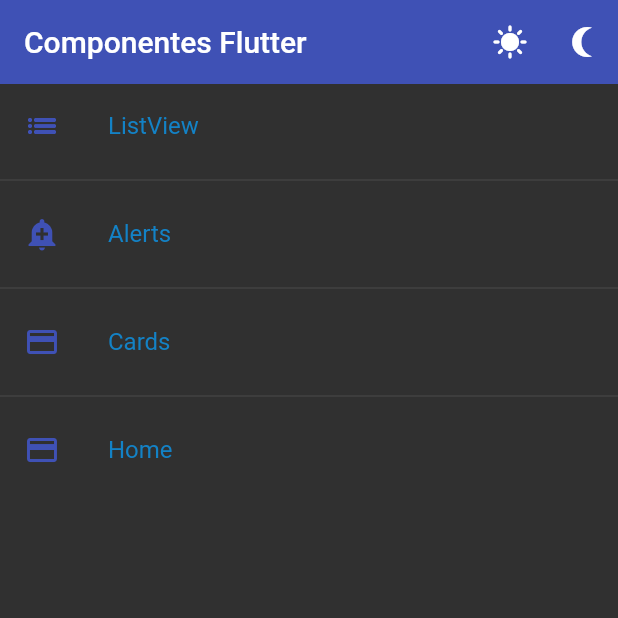
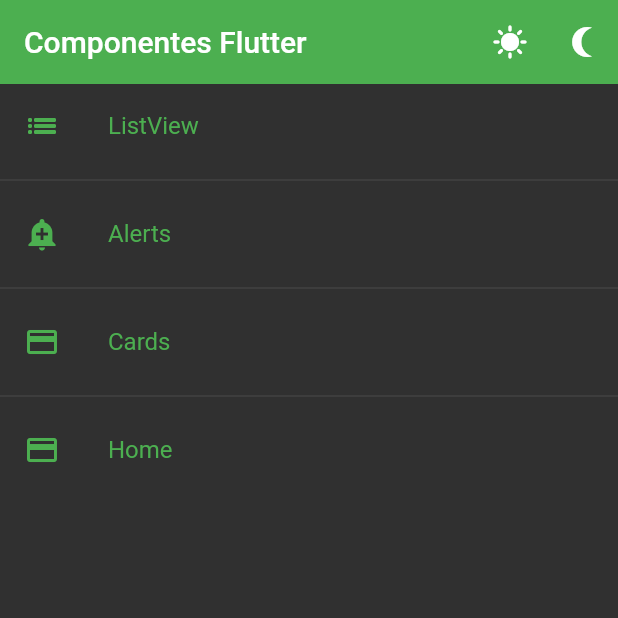
Before and after one commit to gabriel12QK/primer_app_flutter, a Flutter app: the screen it shows after launch, on a phone screen of 412 x 824 dp, the top half of it. Run offline on Flutter 3.47's test engine with Material 2 defaults, Android fonts, the phone set to English and light mode, and no system bars.

Commit message:
cambios ThemeData

```diff
--- a/lib/screens/home_screen.dart
+++ b/lib/screens/home_screen.dart
@@ -44,11 +44,9 @@ class HomeScreen extends StatelessWidget {
           itemBuilder: (context, index) => ListTile(
               leading: Icon(
                 menu[index].icon,
-                color: AppTheme.primary,
               ),
               title: Text(
                 menu[index].name,
-                style: const TextStyle(color: AppTheme.secondary),
               ),
               onTap: () {
                 // final route = MaterialPageRoute(
--- a/lib/themes/theme.dart
+++ b/lib/themes/theme.dart
@@ -23,11 +23,19 @@ class AppTheme with ChangeNotifier {
       color: primary,
       elevation: 0,
     ),
+    listTileTheme: const ListTileThemeData(
+      textColor: secondary,
+      iconColor: primary
+    )
   );
   static final ThemeData theme_dark = ThemeData.dark().copyWith(
     appBarTheme: const AppBarTheme(
-      color: primary,
+      color :Colors.green,
       elevation: 0,
     ),
+    listTileTheme: const ListTileThemeData(
+      textColor: Colors.green,
+      iconColor: Colors.green,
+    )
   );
 }
```
